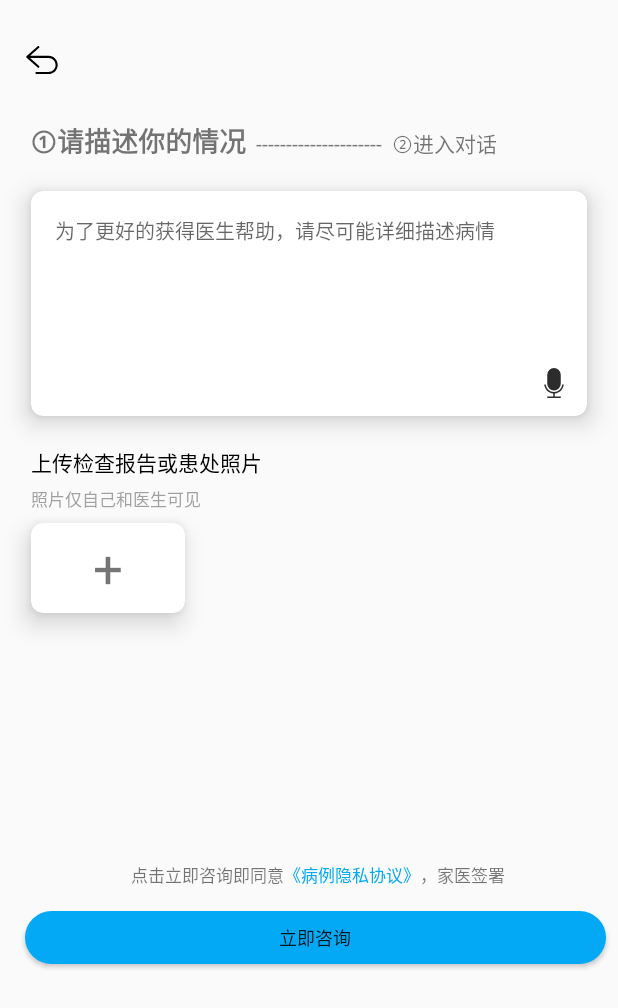
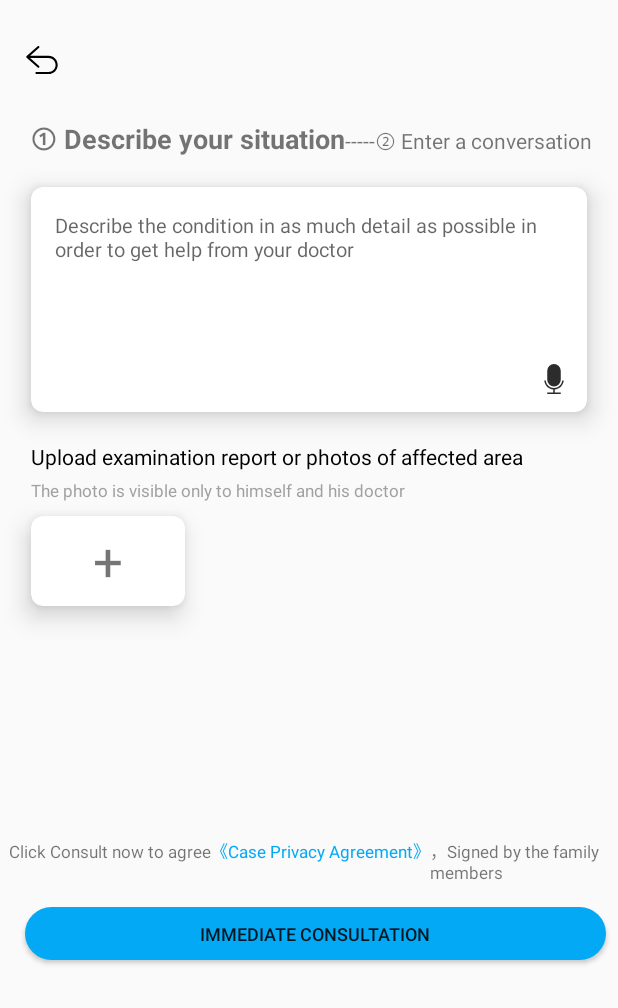
Before and after one commit to LBXZzzz/ChallengeCupApp, an Android app: the layout activity_consult.xml on its own in the app's theme, with its tools: preview values and no code run, on a phone screen of 412 x 824 dp. Shown: the top 1008 px of the screen. Run offline under Robolectric (Android 15) with nearby library versions, the phone set to English and light mode, and no system bars.

Commit message:
feat(app):增加了咨询界面的中英文适配

```diff
--- a/app/src/main/java/cn/mrra/android/ui/activity/ConsultChatActivity.kt
+++ b/app/src/main/java/cn/mrra/android/ui/activity/ConsultChatActivity.kt
@@ -1,7 +1,10 @@
 package cn.mrra.android.ui.activity
 
+import android.graphics.Color
 import androidx.appcompat.app.AppCompatActivity
 import android.os.Bundle
+import android.view.View
+import android.widget.LinearLayout
 import cn.mrra.android.R
 import cn.mrra.android.common.base.SimpleActivity
 import cn.mrra.android.databinding.ActivityConsultChatBinding
@@ -11,6 +14,11 @@ class ConsultChatActivity : SimpleActivity<ActivityConsultChatBinding>() {
     override val layoutId: Int = R.layout.activity_consult_chat
 
     override fun onActivityCreated(savedInstanceState: Bundle?) {
+        //通知栏沉浸式
+        window.statusBarColor = Color.TRANSPARENT
+        val lly = findViewById<LinearLayout>(R.id.lly_consult_chat)
+        lly.systemUiVisibility = (View.SYSTEM_UI_FLAG_LAYOUT_STABLE
+                or View.SYSTEM_UI_FLAG_LAYOUT_FULLSCREEN)
         binding.ivConsultChatReturn.setOnClickListener{finish()}
     }
 }
--- a/app/src/main/res/layout/activity_consult.xml
+++ b/app/src/main/res/layout/activity_consult.xml
@@ -24,7 +24,7 @@
             android:layout_height="wrap_content"
             android:layout_marginStart="20dp"
             android:layout_marginTop="20dp"
-            android:text="①请描述你的情况"
+            android:text="@string/consult_toolbar_1"
             android:textSize="18sp"
             android:textStyle="bold"
             app:layout_constraintStart_toStartOf="parent"
@@ -35,7 +35,7 @@
             android:layout_width="wrap_content"
             android:layout_height="wrap_content"
             android:layout_marginTop="5dp"
-            android:text="  ---------------------  "
+            android:text="@string/consult_toolbar_3"
             app:layout_constraintBaseline_toBaselineOf="@+id/tv_consult_title1"
             app:layout_constraintStart_toEndOf="@+id/tv_consult_title1"
             app:layout_constraintTop_toTopOf="@+id/tv_consult_title1" />
@@ -44,7 +44,7 @@
             android:layout_width="wrap_content"
             android:layout_height="wrap_content"
             android:layout_marginEnd="20dp"
-            android:text="②进入对话"
+            android:text="@string/consult_toolbar_2"
             app:layout_constraintBaseline_toBaselineOf="@+id/tv_consult_title1"
             app:layout_constraintStart_toEndOf="@+id/tv_consult_title2"
             app:layout_constraintTop_toBottomOf="@+id/too_bar_consult_return" />
@@ -66,7 +66,7 @@
                 android:layout_width="match_parent"
                 android:layout_height="wrap_content"
                 android:background="@null"
-                android:hint="为了更好的获得医生帮助，请尽可能详细描述病情"
+                android:hint="@string/consult_hini"
                 android:padding="16dp"
                 android:textSize="13sp" />
 
@@ -91,7 +91,7 @@
             android:layout_width="wrap_content"
             android:layout_height="wrap_content"
             android:layout_marginTop="20dp"
-            android:text="上传检查报告或患处照片"
+            android:text="@string/consult_tv1"
             android:textColor="@color/black"
             app:layout_constraintStart_toStartOf="@+id/cd_health"
             app:layout_constraintTop_toBottomOf="@+id/cd_health" />
@@ -100,7 +100,7 @@
             android:layout_width="wrap_content"
             android:layout_height="wrap_content"
             android:layout_marginTop="5dp"
-            android:text="照片仅自己和医生可见"
+            android:text="@string/consult_tv2"
             android:textColor="@color/gray_transparent_60"
             android:textSize="11sp"
             app:layout_constraintStart_toStartOf="@+id/tv_health1"
@@ -139,20 +139,20 @@
             <TextView
                 android:layout_width="wrap_content"
                 android:layout_height="wrap_content"
-                android:text="点击立即咨询即同意"
+                android:text="@string/consult_contract1"
                 android:textSize="11sp" />
 
             <TextView
                 android:layout_width="wrap_content"
                 android:layout_height="match_parent"
-                android:text="《病例隐私协议》"
+                android:text="@string/consult_contract2"
                 android:textColor="@color/light_theme_light_mode"
                 android:textSize="11sp" />
 
             <TextView
                 android:layout_width="wrap_content"
                 android:layout_height="wrap_content"
-                android:text="，家医签署"
+                android:text="@string/consult_contract3"
                 android:textSize="11sp" />
         </LinearLayout>
 
@@ -163,8 +163,8 @@
             android:layout_gravity="center_horizontal"
             android:layout_marginTop="330dp"
             android:background="@drawable/button_consult_shape"
-            android:text="立即咨询"
-            android:textSize="12dp"
+            android:text="@string/consult_bt"
+            android:textSize="12sp"
             app:layout_constraintEnd_toEndOf="parent"
             app:layout_constraintHorizontal_bias="0.666"
             app:layout_constraintStart_toStartOf="parent"
--- a/app/src/main/res/values/strings.xml
+++ b/app/src/main/res/values/strings.xml
@@ -121,4 +121,15 @@
     <string name="health_training_record">Training record</string>
     <string name="health_training_commend">Training commend</string>
 
+    <string name="consult_toolbar_1">① Describe your situation</string>
+    <string name="consult_toolbar_2">② Enter a conversation</string>
+    <string name="consult_toolbar_3"> ----- </string>
+    <string name="consult_hini">Describe the condition in as much detail as possible in order to get help from your doctor</string>
+    <string name="consult_tv1">Upload examination report or photos of affected area</string>
+    <string name="consult_tv2">The photo is visible only to himself and his doctor</string>
+    <string name="consult_contract1">Click Consult now to agree</string>
+    <string name="consult_contract2">《Case Privacy Agreement》</string>
+    <string name="consult_contract3">，Signed by the family members</string>
+    <string name="consult_bt">Immediate Consultation</string>
+
 </resources>
```
Also changed, not shown: 1 other file.
